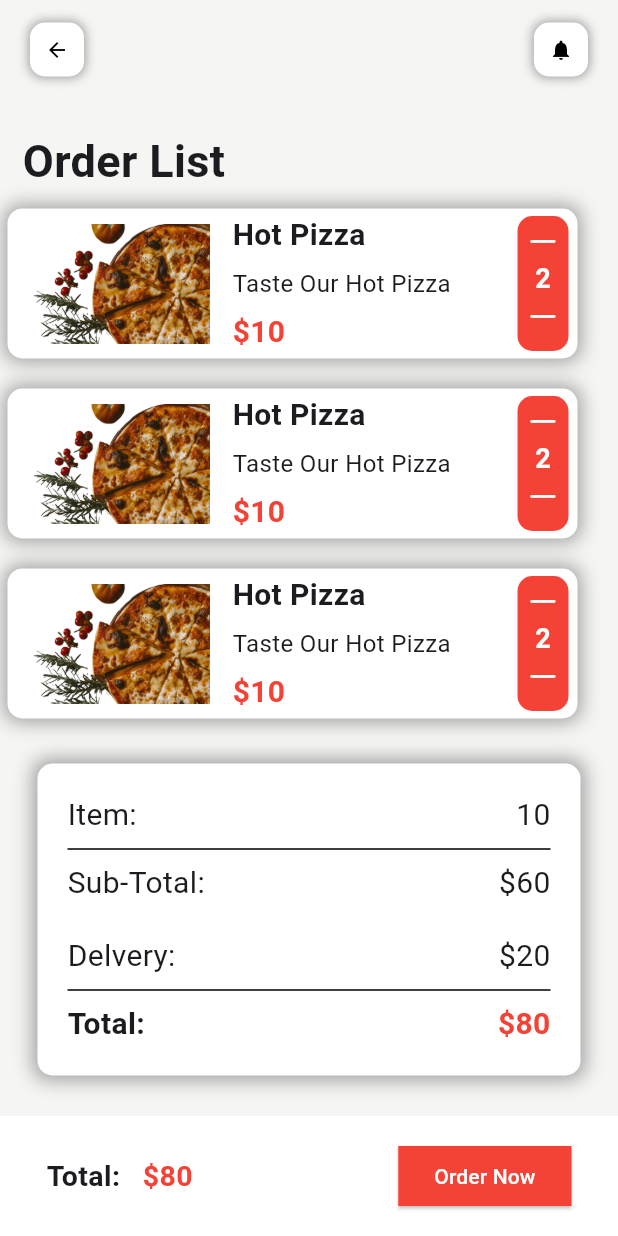
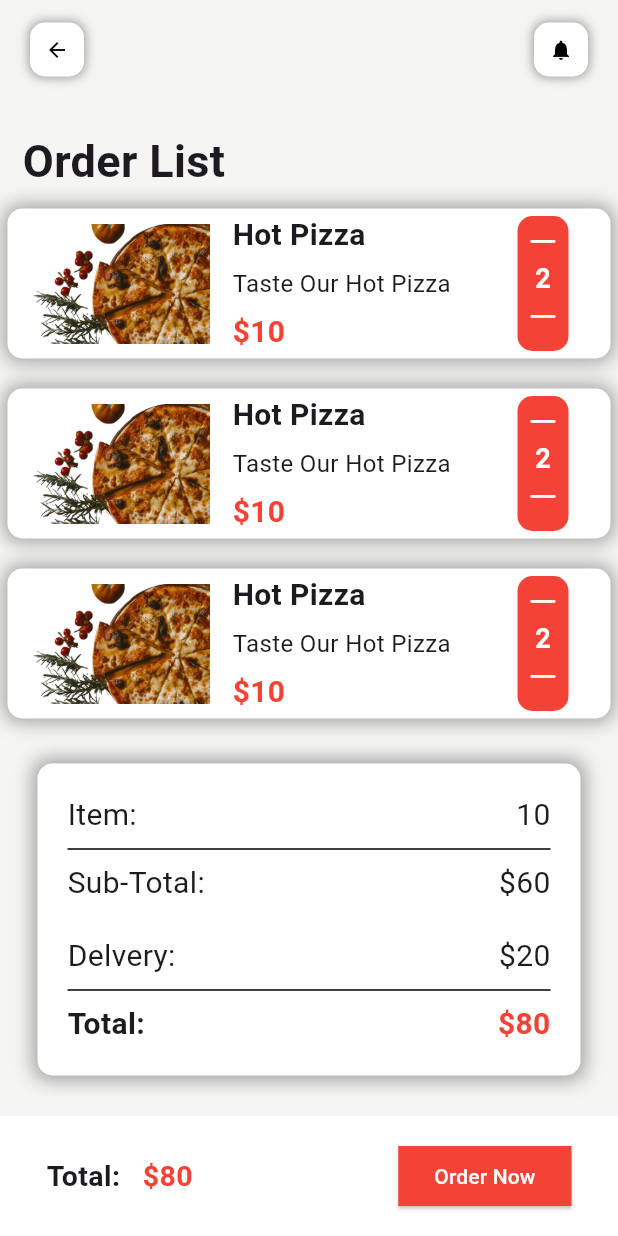
Before and after one commit to Shahid-Gondal/Food_App, a Flutter app: the Home screen opened directly, after a tap on an icon or button, on a phone screen of 412 x 824 dp. Run offline on Flutter 3.47's test engine with Material 3 defaults, Android fonts, the light colour scheme and no system bars; our stand-ins replace animated_splash_screen, flutter_rating_bar, swipeable_button_view; missing offline and left inert: clippy_flutter, page_animation_transition.

Commit message:
change icons

```diff
--- a/lib/Cartpage.dart
+++ b/lib/Cartpage.dart
@@ -30,7 +30,99 @@ class Cartpage extends StatelessWidget {
                 ),
                 Container(
                   height: 100,
-                  width: 380,
+                  width: double.infinity,
+                  decoration: BoxDecoration(
+                    borderRadius: BorderRadius.circular(10),
+                    color: Colors.white,
+                    boxShadow: [
+                      BoxShadow(
+                        color: Colors.grey,
+                        blurRadius: 10,
+                        spreadRadius: 2,
+                      ),
+                    ],
+                  ),
+                  child: Row(
+                    children: [
+                      Container(
+                        child: Image.asset(
+                          "assets/images/piza.png",
+                          height: 80,
+                          width: 150,
+                        ),
+                      ),
+                      Container(
+                        width: 190,
+                        child: Column(
+                          mainAxisAlignment: MainAxisAlignment.spaceAround,
+                          crossAxisAlignment: CrossAxisAlignment.start,
+                          children: [
+                            Text(
+                              "Hot Pizza",
+                              style: TextStyle(
+                                fontSize: 20,
+                                fontWeight: FontWeight.bold,
+                              ),
+                            ),
+                            Text(
+                              "Taste Our Hot Pizza",
+                              style: TextStyle(
+                                fontSize: 16,
+                              ),
+                            ),
+                            Text(
+                              "\$10",
+                              style: TextStyle(
+                                fontSize: 20,
+                                color: Colors.red,
+                                fontWeight: FontWeight.bold,
+                              ),
+                            ),
+                          ],
+                        ),
+                      ),
+                      Padding(
+                        padding: const EdgeInsets.symmetric(vertical: 5),
+                        child: Padding(
+                          padding: const EdgeInsets.only(right: 6),
+                          child: Container(
+                            padding: EdgeInsets.all(5),
+                            decoration: BoxDecoration(
+                              color: Colors.red,
+                              borderRadius: BorderRadius.circular(10),
+                            ),
+                            child: Column(
+                              children: [
+                                Icon(
+                                  CupertinoIcons.minus,
+                                  color: Colors.white,
+                                ),
+                                Text(
+                                  "2",
+                                  style: TextStyle(
+                                    color: Colors.white,
+                                    fontSize: 18,
+                                    fontWeight: FontWeight.bold,
+                                  ),
+                                ),
+                                Icon(
+                                  CupertinoIcons.minus,
+                                  color: Colors.white,
+                                ),
+                              ],
+                            ),
+                          ),
+                        ),
+                      ),
+                    ],
+                  ),
+                ),
+                SizedBox(
+                  height: 20,
+                ),
+                Container(
+                  height: 100,
+                  width: double.infinity,
                   decoration: BoxDecoration(
                     borderRadius: BorderRadius.circular(10),
                     color: Colors.white,
@@ -119,96 +211,7 @@ class Cartpage extends StatelessWidget {
                 ),
                 Container(
                   height: 100,
-                  width: 380,
-                  decoration: BoxDecoration(
-                    borderRadius: BorderRadius.circular(10),
-                    color: Colors.white,
-                    boxShadow: [
-                      BoxShadow(
-                        color: Colors.grey,
-                        blurRadius: 10,
-                        spreadRadius: 2,
-                      ),
-                    ],
-                  ),
-                  child: Row(
-                    children: [
-                      Container(
-                        child: Image.asset(
-                          "assets/images/piza.png",
-                          height: 80,
-                          width: 150,
-                        ),
-                      ),
-                      Container(
-                        width: 190,
-                        child: Column(
-                          mainAxisAlignment: MainAxisAlignment.spaceAround,
-                          crossAxisAlignment: CrossAxisAlignment.start,
-                          children: [
-                            Text(
-                              "Hot Pizza",
-                              style: TextStyle(
-                                fontSize: 20,
-                                fontWeight: FontWeight.bold,
-                              ),
-                            ),
-                            Text(
-                              "Taste Our Hot Pizza",
-                              style: TextStyle(
-                                fontSize: 16,
-                              ),
-                            ),
-                            Text(
-                              "\$10",
-                              style: TextStyle(
-                                fontSize: 20,
-                                color: Colors.red,
-                                fontWeight: FontWeight.bold,
-                              ),
-                            ),
-                          ],
-                        ),
-                      ),
-                      Padding(
-                        padding: const EdgeInsets.symmetric(vertical: 5),
-                        child: Container(
-                          padding: EdgeInsets.all(5),
-                          decoration: BoxDecoration(
-                            color: Colors.red,
-                            borderRadius: BorderRadius.circular(10),
-                          ),
-                          child: Column(
-                            children: [
-                              Icon(
-                                CupertinoIcons.minus,
-                                color: Colors.white,
-                              ),
-                              Text(
-                                "2",
-                                style: TextStyle(
-                                  color: Colors.white,
-                                  fontSize: 18,
-                                  fontWeight: FontWeight.bold,
-                                ),
-                              ),
-                              Icon(
-                                CupertinoIcons.minus,
-                                color: Colors.white,
-                              ),
-                            ],
-                          ),
-                        ),
-                      ),
-                    ],
-                  ),
-                ),
-                SizedBox(
-                  height: 20,
-                ),
-                Container(
-                  height: 100,
-                  width: 380,
+                  width: double.infinity,
                   decoration: BoxDecoration(
                     borderRadius: BorderRadius.circular(10),
                     color: Colors.white,
--- a/lib/Home.dart
+++ b/lib/Home.dart
@@ -18,9 +18,15 @@ class Home extends StatelessWidget {
       appBar: AppBar(
         backgroundColor: Colors.white,
         actions: [
-          IconButton(onPressed: (){
-            Navigator.push(context,MaterialPageRoute(builder: (context) => Notify(),));
-          }, icon: Icon(Icons.notifications_active))
+          IconButton(
+              onPressed: () {
+                Navigator.push(
+                    context,
+                    MaterialPageRoute(
+                      builder: (context) => Notify(),
+                    ));
+              },
+              icon: Icon(Icons.notifications_active))
         ],
       ),
       body: Container(
@@ -48,6 +54,7 @@ class Home extends StatelessWidget {
                 child: Padding(
                   padding: const EdgeInsets.symmetric(horizontal: 10),
                   child: Row(
+                    mainAxisAlignment: MainAxisAlignment.spaceBetween,
                     children: [
                       Icon(
                         Icons.search,
@@ -63,6 +70,7 @@ class Home extends StatelessWidget {
                               hintText: "What would you Like to have?",
                               border: InputBorder.none,
                               hintStyle: TextStyle(color: Colors.grey),
+
                             ),
                           ),
                         ),
--- a/lib/ItemPage.dart
+++ b/lib/ItemPage.dart
@@ -114,7 +114,7 @@ class ItemPage extends StatelessWidget {
                       Padding(
                         padding: const EdgeInsets.symmetric(vertical: 15),
                         child: Row(
-                          mainAxisAlignment: MainAxisAlignment.spaceBetween,
+
                           children: [
                             Text(
                               "Delivery Time:",
@@ -126,7 +126,7 @@ class ItemPage extends StatelessWidget {
                             Row(
                               children: [
                                 Padding(
-                                  padding: const EdgeInsets.only(left: 120),
+                                  padding: const EdgeInsets.only(left: 100),
                                   child: Icon(CupertinoIcons.clock),
                                 ),
                               ],
--- a/lib/Newestitem.dart
+++ b/lib/Newestitem.dart
@@ -56,7 +56,7 @@ class Newestitem extends StatelessWidget {
                             width: 190,
                             child: Column(
                               crossAxisAlignment: CrossAxisAlignment.start,
-                              mainAxisAlignment: MainAxisAlignment.spaceAround,
+
                               children: [
                                 Padding(
                                   padding: const EdgeInsets.only(left: 10),
@@ -104,24 +104,15 @@ class Newestitem extends StatelessWidget {
                                     ),
                                   ),
                                 ),
+
                               ],
                             ),
                           ),
-                          Padding(
-                            padding: const EdgeInsets.only(bottom: 70),
-                            child: Column(
-                              children: [
-                                Icon(
-                                  Icons.favorite_border,
-                                  color: Colors.red,
-                                ),
-                              ],
-                            ),
-                          ),
+
                         ],
                       ),
                       Padding(
-                        padding: const EdgeInsets.only(left: 320),
+                        padding: const EdgeInsets.only(left: 270),
                         child: Icon(
                           CupertinoIcons.cart_fill,
                           color: Colors.red,
```
